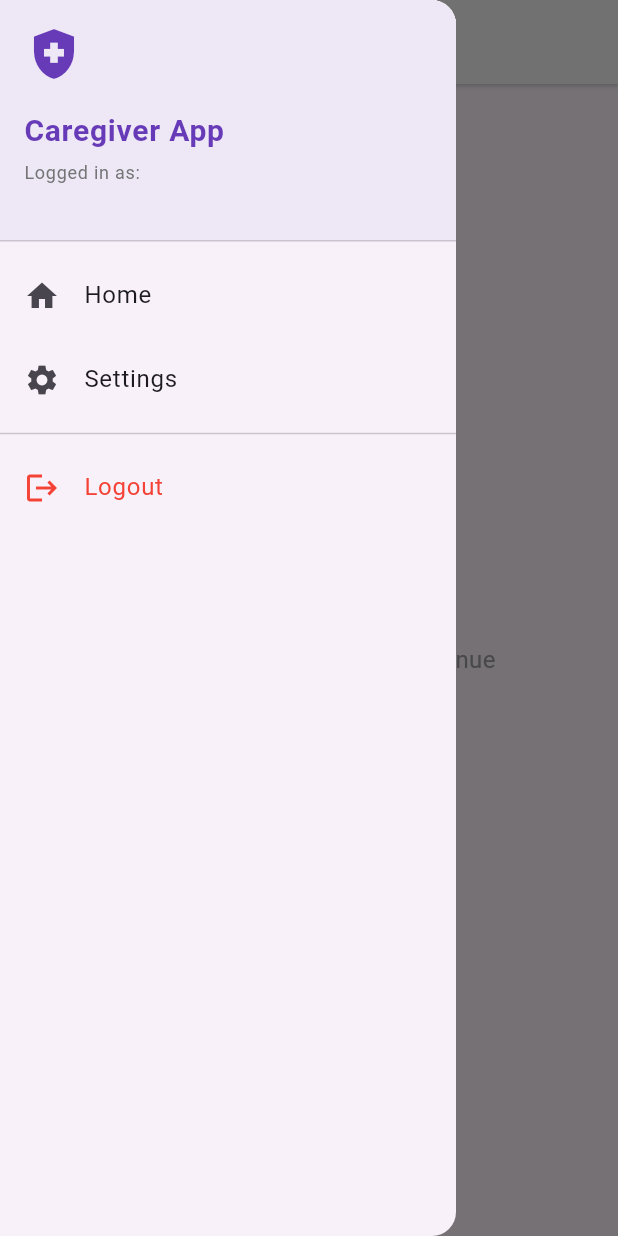
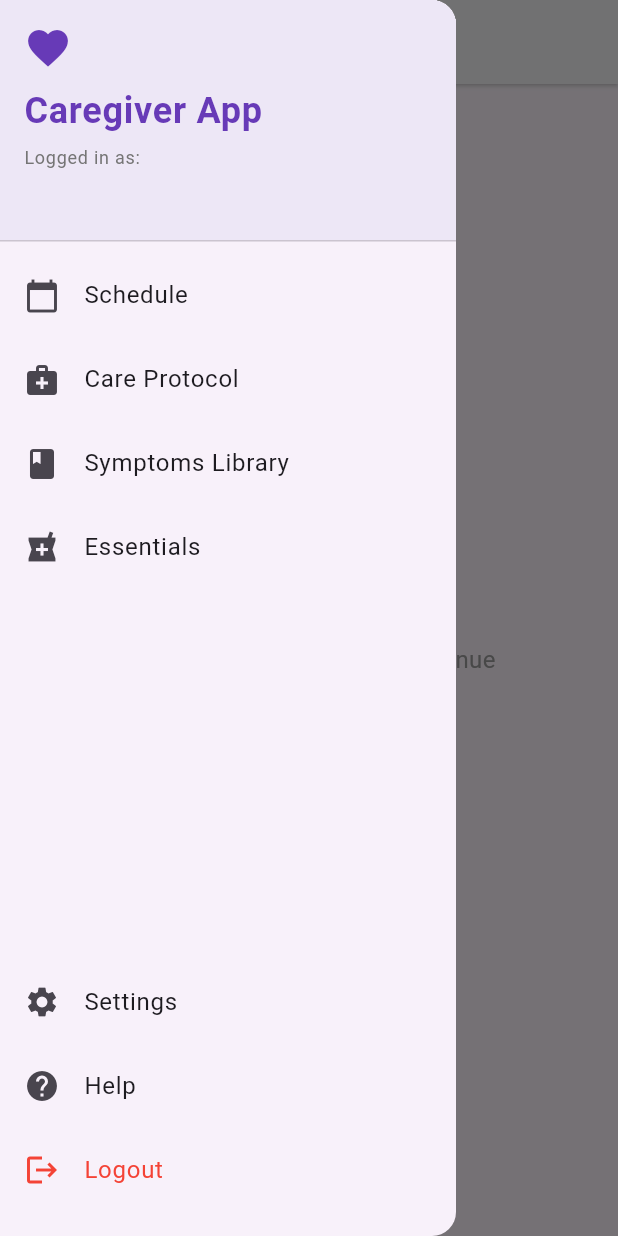
Before and after one commit to gbrllim/caregiver_app, a Flutter app: the HomeScreen screen opened by its route, with the side drawer open, on a phone screen of 412 x 824 dp. Run offline on Flutter 3.47's test engine with Material 3 defaults, Android fonts, the phone set to English and light mode, and no system bars; our stand-ins replace cloud_firestore, firebase_auth, firebase_core, intl_phone_field, url_strategy; accounts and stored records are empty.

Commit message:
Improve sidebar

```diff
--- a/lib/screens/home_screen.dart
+++ b/lib/screens/home_screen.dart
@@ -157,24 +157,25 @@ class _HomeScreenState extends State<HomeScreen> {
         ],
       ),
       drawer: Drawer(
-        child: ListView(
-          padding: EdgeInsets.zero,
+        child: Column(
           children: [
             DrawerHeader(
               decoration: BoxDecoration(color: Colors.deepPurple.shade50),
+              child: Container(
+                width: double.infinity,
                 child: Column(
                   crossAxisAlignment: CrossAxisAlignment.start,
                   children: [
                     const Icon(
-                    Icons.health_and_safety,
-                    size: 40,
+                      Icons.favorite,
+                      size: 32,
                       color: Colors.deepPurple,
                     ),
-                  const SizedBox(height: 16),
+                    const SizedBox(height: 8),
                     const Text(
                       'Caregiver App',
                       style: TextStyle(
-                      fontSize: 20,
+                        fontSize: 24,
                         fontWeight: FontWeight.bold,
                         color: Colors.deepPurple,
                       ),
@@ -182,27 +183,56 @@ class _HomeScreenState extends State<HomeScreen> {
                     const SizedBox(height: 4),
                     Text(
                       'Logged in as: ${user?.phoneNumber ?? 'Unknown'}',
-                    style: TextStyle(fontSize: 12, color: Colors.grey.shade600),
+                      style: TextStyle(
+                        fontSize: 12,
+                        color: Colors.grey.shade600,
+                      ),
                     ),
                   ],
                 ),
               ),
+            ),
             ListTile(
-              leading: const Icon(Icons.home),
-              title: const Text('Home'),
+              leading: const Icon(Icons.calendar_today),
+              title: const Text('Schedule'),
               onTap: () {
                 Navigator.pop(context);
               },
             ),
-            if (widget.selectedProfile != null)
             ListTile(
-                leading: const Icon(Icons.people),
-                title: const Text('Switch Profile'),
+              leading: const Icon(Icons.medical_services),
+              title: const Text('Care Protocol'),
               onTap: () {
                 Navigator.pop(context);
-                  Navigator.of(context).pushReplacementNamed('/profiles');
+                ScaffoldMessenger.of(context).showSnackBar(
+                  const SnackBar(content: Text('Care Protocol coming soon!')),
+                );
               },
             ),
+            ListTile(
+              leading: const Icon(Icons.book),
+              title: const Text('Symptoms Library'),
+              onTap: () {
+                Navigator.pop(context);
+                ScaffoldMessenger.of(context).showSnackBar(
+                  const SnackBar(
+                    content: Text('Symptoms Library coming soon!'),
+                  ),
+                );
+              },
+            ),
+            ListTile(
+              leading: const Icon(Icons.local_pharmacy),
+              title: const Text('Essentials'),
+              onTap: () {
+                Navigator.pop(context);
+                ScaffoldMessenger.of(context).showSnackBar(
+                  const SnackBar(content: Text('Essentials coming soon!')),
+                );
+              },
+            ),
+
+            Spacer(),
             ListTile(
               leading: const Icon(Icons.settings),
               title: const Text('Settings'),
@@ -213,7 +243,16 @@ class _HomeScreenState extends State<HomeScreen> {
                 );
               },
             ),
-            const Divider(),
+            ListTile(
+              leading: const Icon(Icons.help),
+              title: const Text('Help'),
+              onTap: () {
+                Navigator.pop(context);
+                ScaffoldMessenger.of(context).showSnackBar(
+                  const SnackBar(content: Text('Help coming soon!')),
+                );
+              },
+            ),
             ListTile(
               leading: const Icon(Icons.logout, color: Colors.red),
               title: const Text('Logout', style: TextStyle(color: Colors.red)),
@@ -225,9 +264,11 @@ class _HomeScreenState extends State<HomeScreen> {
                 }
               },
             ),
+            const SizedBox(height: 16),
           ],
         ),
       ),
+
       // Main content
       body: Padding(padding: const EdgeInsets.all(24.0), child: _buildBody()),
     );
```
Lines whose indentation alone changed are shown as unchanged.
